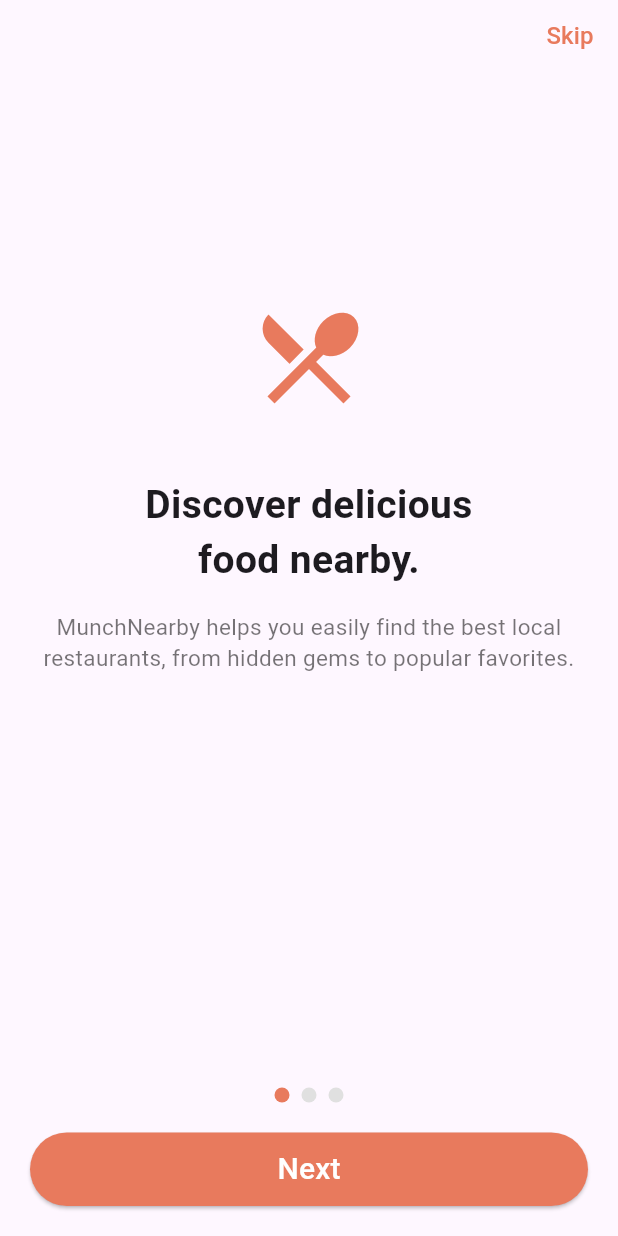
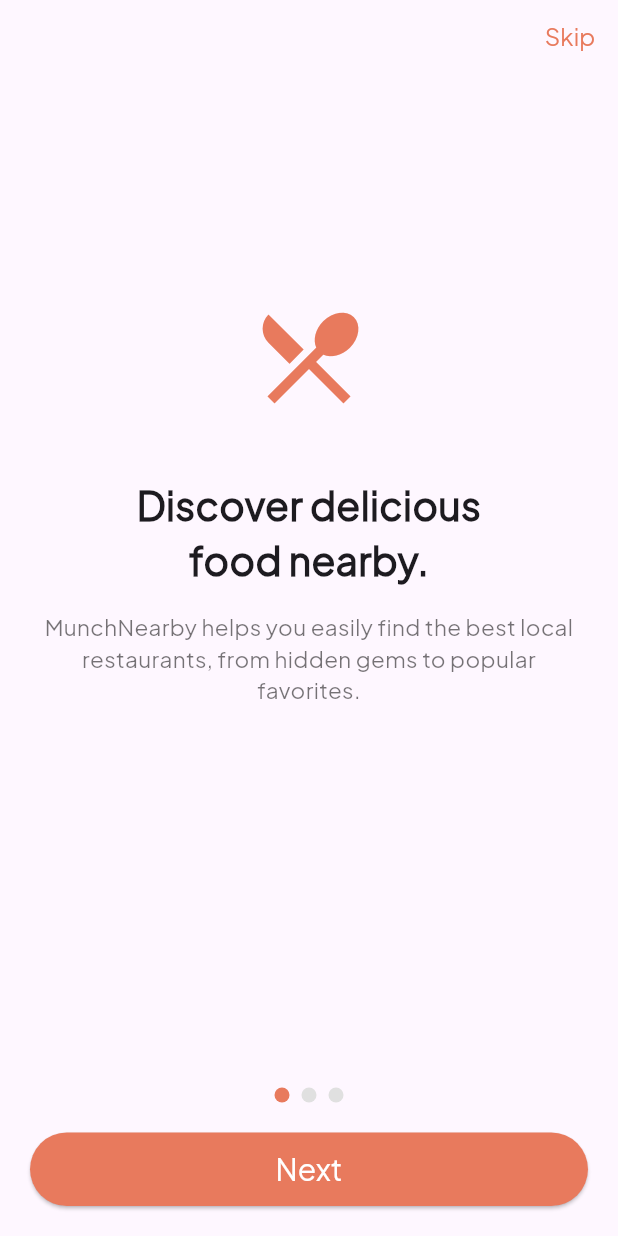
Before and after one commit to SnehaMdhr/munch_nearby, a Flutter app: the screen it shows after launch, on a phone screen of 412 x 824 dp. Run offline on Flutter 3.47's test engine with Material 3 defaults, Android fonts, the phone set to English and light mode, and no system bars.

Commit message:
added fonts in theme

```diff
--- a/lib/app.dart
+++ b/lib/app.dart
@@ -1,5 +1,6 @@
 import 'package:flutter/material.dart';
 import 'package:munch_nearby/screens/splash_screen.dart';
+import 'package:munch_nearby/theme/theme_data.dart';
 
 class App extends StatelessWidget {
   const App({super.key});
@@ -8,6 +9,7 @@ class App extends StatelessWidget {
   Widget build(BuildContext context) {
     return MaterialApp(
       debugShowCheckedModeBanner: false,
+      theme: getApplicationTheme(),
       home: SplashScreen(),
     );
   }
--- /dev/null
+++ b/lib/theme/theme_data.dart
@@ -0,0 +1,9 @@
+import 'package:flutter/material.dart';
+
+ThemeData getApplicationTheme(){
+  return ThemeData(
+    fontFamily: "PlusJakarta Regular",
+    useMaterial3: true,
+
+  );
+}
```
